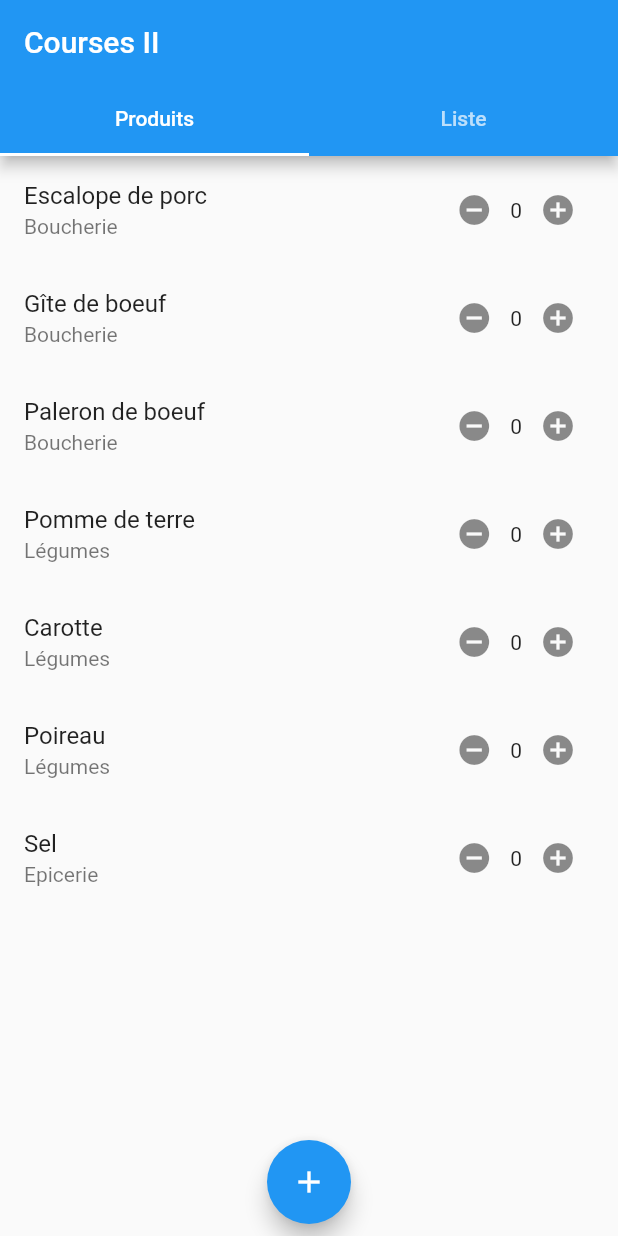
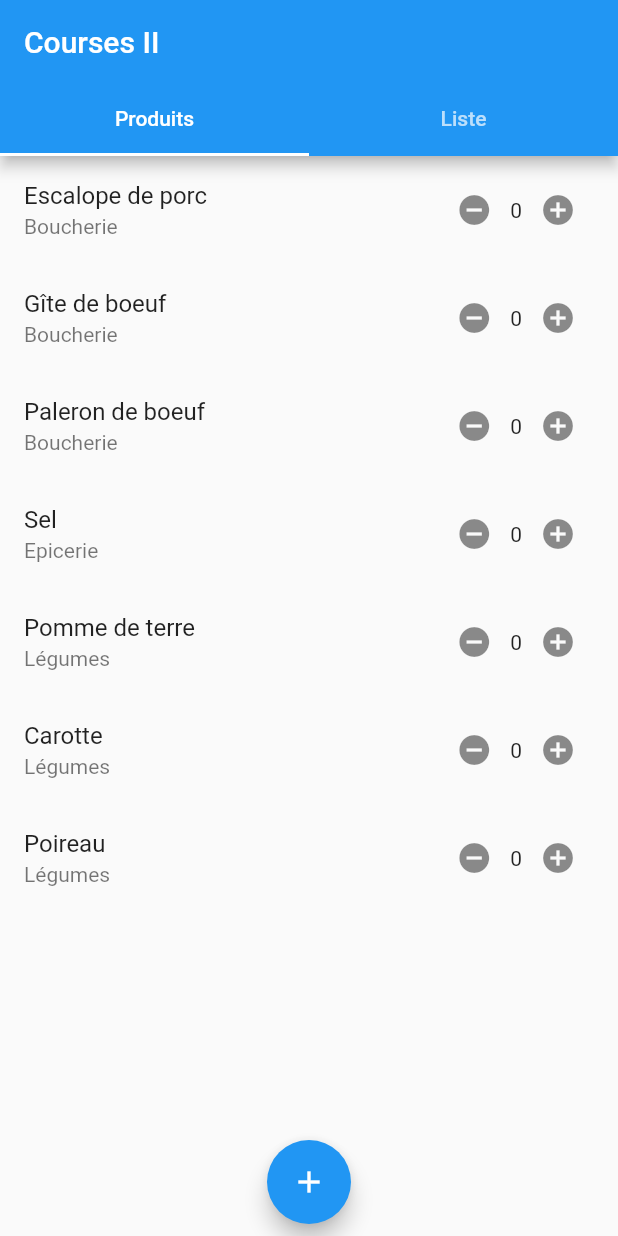
Before and after one commit to abasty/courses2, a Flutter app: the screen it shows after launch, after a tap on the "remove circle" icon, on a phone screen of 412 x 824 dp. Run offline on Flutter 3.47's test engine with Material 2 defaults, Android fonts, the phone set to English and light mode, and no system bars; our stand-ins replace localstorage.

Commit message:
Moved ome methods to expression body

```diff
--- a/lib/modele.dart
+++ b/lib/modele.dart
@@ -13,9 +13,8 @@ class Rayon {
   Map<String, dynamic> _toMap() => {'nom': nom};
 
   /// Crée un nouveau [Rayon] depuis une [map]
-  factory Rayon._fromMap(Map<String, dynamic> map) {
-    return Rayon(map['nom'] as String);
-  }
+  factory Rayon._fromMap(Map<String, dynamic> map) =>
+      Rayon(map['nom'] as String);
 
   /// Renvoie une représentation textuelle de ce [Rayon]
   @override
@@ -46,18 +45,16 @@ class Produit extends ChangeNotifier {
       {'nom': nom, 'rayon': rayon._toMap(), 'quantite': quantite, 'fait': fait};
 
   /// Crée un nouveau [Produit] depuis une [map]
-  factory Produit._fromMap(Map<String, dynamic> map) {
-    return Produit(map['nom'] as String,
-        Rayon._fromMap(map['rayon'] as Map<String, dynamic>))
-      ..quantite = map['quantite'] as int
-      ..fait = map['fait'] as bool;
-  }
+  factory Produit._fromMap(Map<String, dynamic> map) => Produit(
+      map['nom'] as String,
+      Rayon._fromMap(map['rayon'] as Map<String, dynamic>))
+    ..quantite = map['quantite'] as int
+    ..fait = map['fait'] as bool;
 
   /// Renvoie une représentation textuelle de ce [Produit]
   @override
-  String toString() {
-    return 'Produit(nom: $nom, rayon: $rayon, quantite: $quantite, fait: $fait)';
-  }
+  String toString() =>
+      'Produit(nom: $nom, rayon: $rayon, quantite: $quantite, fait: $fait)';
 }
 
 class ModeleCourses extends ChangeNotifier {
@@ -182,6 +179,7 @@ class ModeleCourses extends ChangeNotifier {
     (map['produits'] as List)
         .forEach((p) => _addProduitMap(p as Map<String, dynamic>));
     _rayons.sort((a, b) => a.nom.compareTo(b.nom));
+    _produits.sort((a, b) => a.rayon.nom.compareTo(b.rayon.nom));
     _selection.addAll(_produits.where((e) => e.quantite > 0));
   }
 }
```
